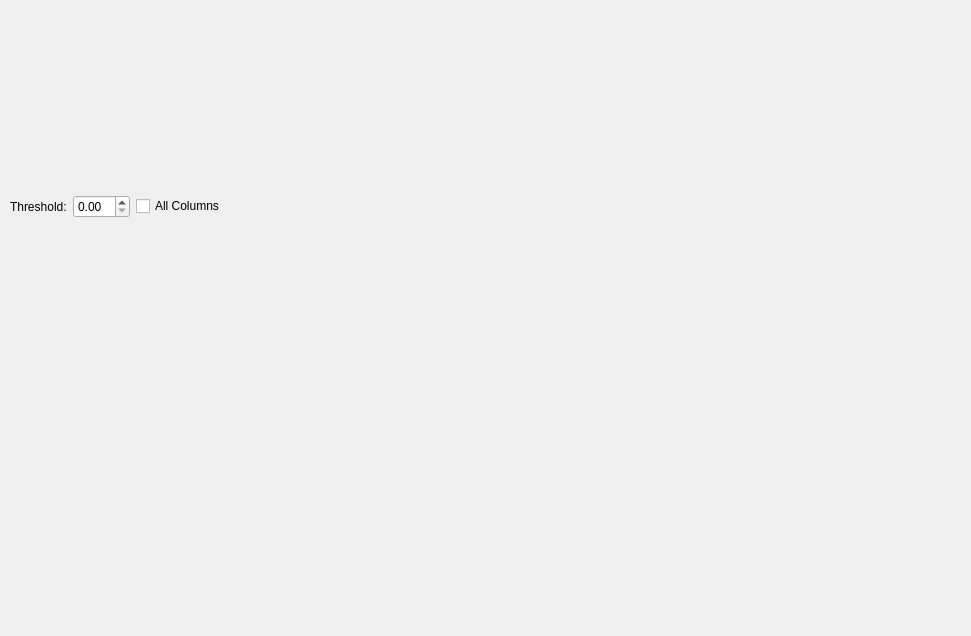
First picture: the form in src/mainwindow.ui, repository Tyler-Barham/cdiff, before the edit.
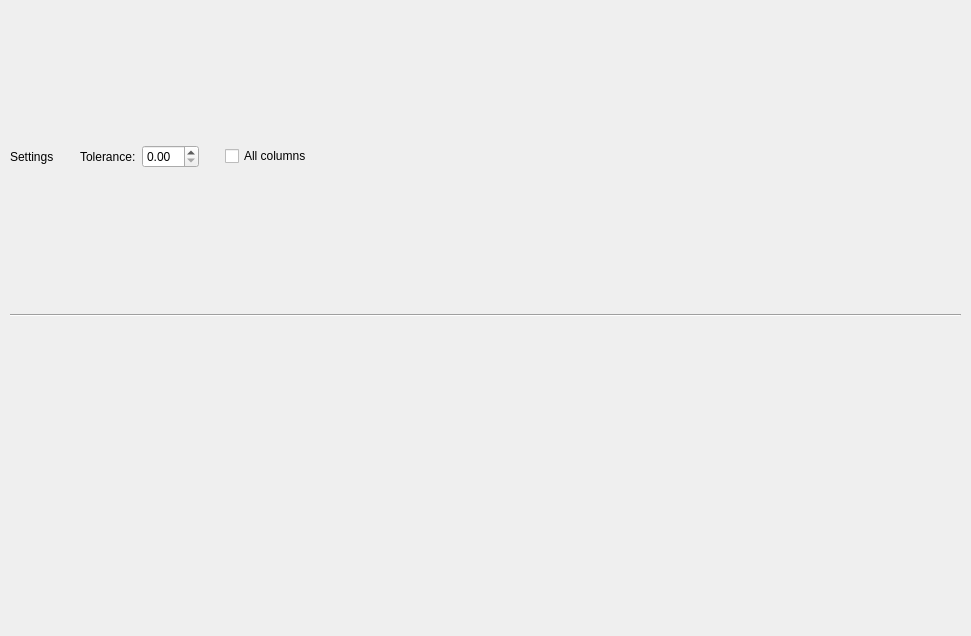
Second picture: the form after the edit.

Commit message: UI: rename threshold->tolerance

What changed in the file:
```diff
--- a/src/mainwindow.ui
+++ b/src/mainwindow.ui
@@ -23,7 +23,7 @@
       <height>611</height>
      </rect>
     </property>
-    <layout class="QVBoxLayout" name="layoutMain" stretch="0,1">
+    <layout class="QVBoxLayout" name="layoutMain" stretch="0,0,1">
      <property name="leftMargin">
       <number>10</number>
      </property>
@@ -39,16 +39,29 @@
      <item>
       <layout class="QHBoxLayout" name="layoutTopbar">
        <item>
-        <layout class="QHBoxLayout" name="layoutThreshold">
+        <widget class="QLabel" name="labelSettings">
+         <property name="text">
+          <string>Settings</string>
+         </property>
+        </widget>
+       </item>
+       <item>
+        <layout class="QHBoxLayout" name="layoutTolerance">
+         <property name="leftMargin">
+          <number>20</number>
+         </property>
+         <property name="rightMargin">
+          <number>20</number>
+         </property>
          <item>
-          <widget class="QLabel" name="labelThreshold">
+          <widget class="QLabel" name="labelTolerance">
            <property name="text">
-            <string>Threshold:</string>
+            <string>Tolerance:</string>
            </property>
           </widget>
          </item>
          <item>
-          <widget class="QDoubleSpinBox" name="inputThreshold">
+          <widget class="QDoubleSpinBox" name="inputTolerance">
            <property name="singleStep">
             <double>0.100000000000000</double>
            </property>
@@ -59,7 +72,7 @@
        <item>
         <widget class="QCheckBox" name="checkBoxAllCols">
          <property name="text">
-          <string>All Columns</string>
+          <string>All columns</string>
          </property>
         </widget>
        </item>
@@ -78,6 +91,13 @@
        </item>
       </layout>
      </item>
+     <item>
+      <widget class="Line" name="lineTopbar">
+       <property name="orientation">
+        <enum>Qt::Horizontal</enum>
+       </property>
+      </widget>
+     </item>
      <item>
       <layout class="QHBoxLayout" name="layoutComparison">
        <item>
```
Left out of the diff: 4 changed lines with no effect on the pictures. The commit also changes 2 other files.
